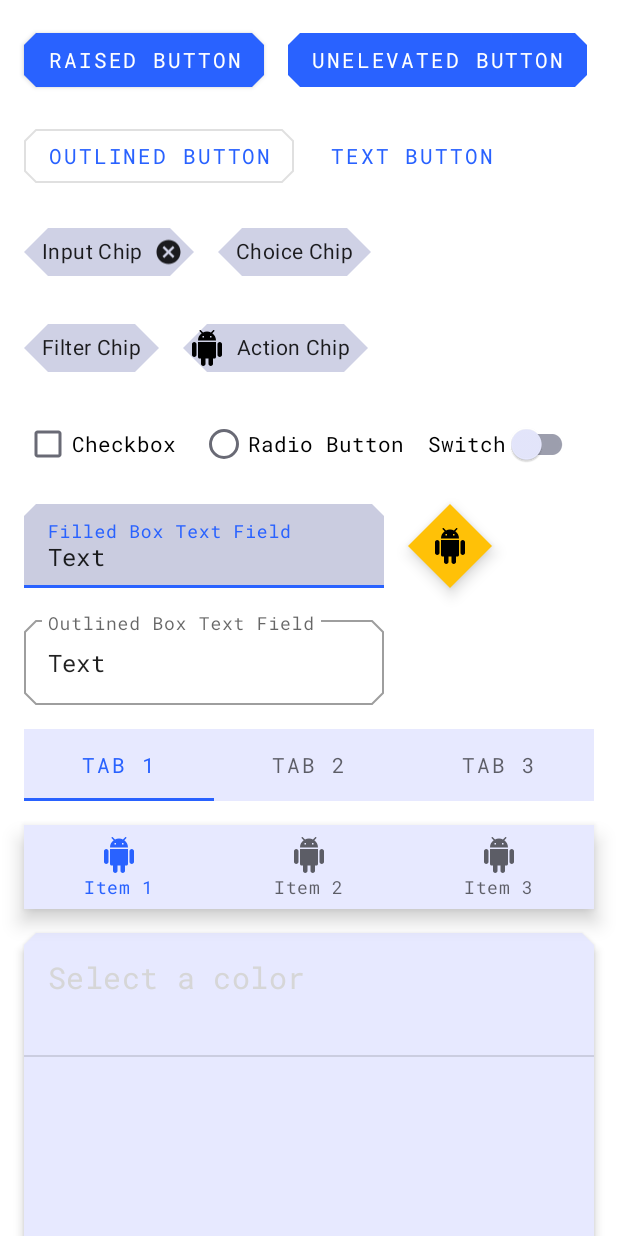
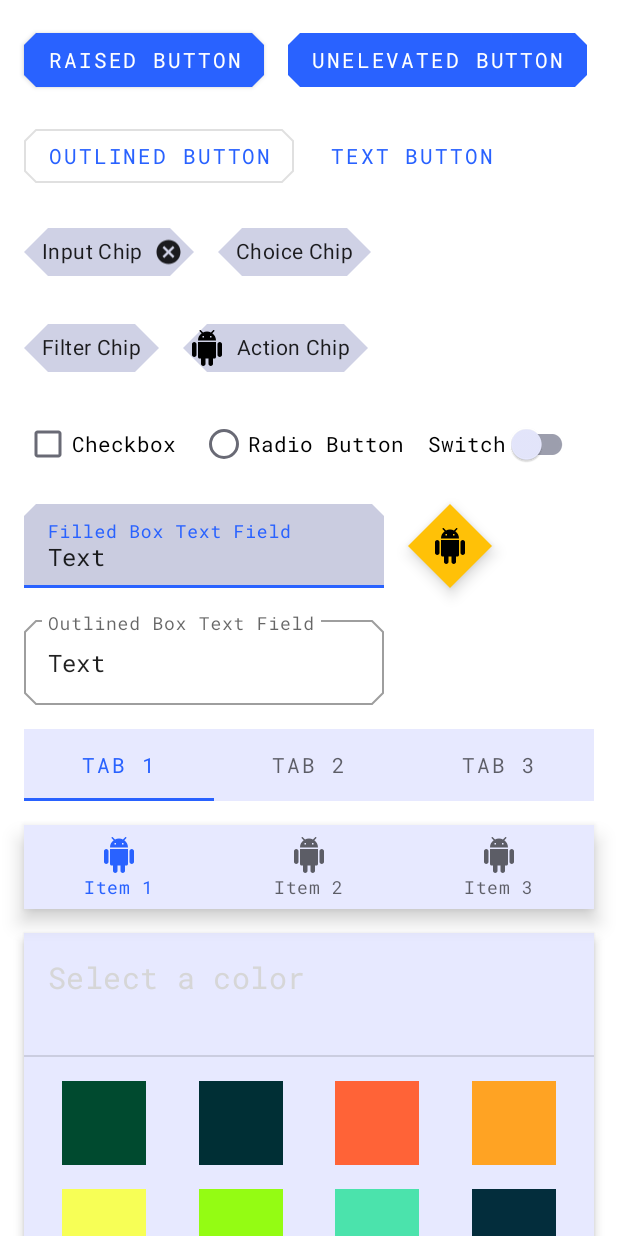
Before and after one commit to ricknout/android-mdc-custom-views, an Android app: the screen it shows after launch (MainActivity), on a phone screen of 412 x 824 dp. Run offline under Robolectric (Android 15) with nearby library versions, the phone set to English and light mode, and no system bars; 3 statements that could not run were skipped.

Commit message:
Add programmatic equivalents of ColorPickerView attrs

```diff
--- a/app/src/main/java/com/ricknout/materialthemingcustomviews/ColorPickerView.kt
+++ b/app/src/main/java/com/ricknout/materialthemingcustomviews/ColorPickerView.kt
@@ -9,6 +9,8 @@ import android.util.AttributeSet
 import android.view.LayoutInflater
 import android.view.View
 import android.view.ViewGroup
+import androidx.annotation.ColorInt
+import androidx.annotation.Dimension
 import androidx.constraintlayout.widget.ConstraintLayout
 import androidx.core.content.res.getColorStateListOrThrow
 import androidx.core.content.res.getDimensionOrThrow
@@ -21,6 +23,7 @@ import androidx.recyclerview.widget.DiffUtil
 import androidx.recyclerview.widget.ListAdapter
 import androidx.recyclerview.widget.RecyclerView
 import com.google.android.material.ripple.RippleUtils
+import com.google.android.material.shape.CornerFamily
 import com.google.android.material.shape.MaterialShapeDrawable
 import com.google.android.material.shape.ShapeAppearanceModel
 import kotlinx.android.synthetic.main.list_item_color_picker.view.*
@@ -42,6 +45,62 @@ class ColorPickerView @JvmOverloads constructor(context: Context, attrs: Attribu
             adapter.submitList(colorItems)
         }
 
+    var shapeAppearance = ShapeAppearanceModel()
+        set(value) {
+            field = value
+            materialShapeDrawable.shapeAppearanceModel = value
+        }
+
+    fun setShapeAppearance(@CornerFamily cornerFamily: Int, @Dimension cornerSize: Int) {
+        shapeAppearance = ShapeAppearanceModel().apply { setAllCorners(cornerFamily, cornerSize) }
+    }
+
+    fun setBackgroundTint(@ColorInt color: Int) {
+        backgroundTintList = ColorStateList.valueOf(color)
+    }
+
+    var titleTextColor = ColorStateList(emptyArray(), intArrayOf())
+        set(value) {
+            field = value
+            titleTextView.setTextColor(value)
+        }
+
+    fun setTitleTextColor(@ColorInt color: Int) {
+        titleTextColor = ColorStateList.valueOf(color)
+    }
+
+    var subtitleTextColor = ColorStateList(emptyArray(), intArrayOf())
+        set(value) {
+            field = value
+            subtitleTextView.setTextColor(value)
+        }
+
+    fun setSubtitleTextColor(@ColorInt color: Int) {
+        subtitleTextColor = ColorStateList.valueOf(color)
+    }
+
+    var itemShapeAppearance = ShapeAppearanceModel()
+        set(value) {
+            field = value
+            adapter.notifyItemRangeChanged(0, colors.size)
+        }
+
+    fun setItemShapeAppearance(@CornerFamily cornerFamily: Int) {
+        itemShapeAppearance = ShapeAppearanceModel().apply { setAllCorners(cornerFamily, ShapeAppearanceModel.PILL) }
+    }
+
+    var itemRippleColor = ColorStateList(emptyArray(), intArrayOf())
+        set(value) {
+            field = value
+            adapter.notifyItemRangeChanged(0, colors.size)
+        }
+
+    fun setItemRippleColor(@ColorInt color: Int) {
+        itemRippleColor = ColorStateList.valueOf(color)
+    }
+
+    private val materialShapeDrawable = MaterialShapeDrawable()
+
     private val adapter = Adapter()
 
     private var selectedColor: String? = null
@@ -52,10 +111,6 @@ class ColorPickerView @JvmOverloads constructor(context: Context, attrs: Attribu
             adapter.submitList(colorItems)
         }
 
-    private val materialShapeDrawable = MaterialShapeDrawable(context, attrs, R.attr.colorPickerStyle, R.style.AppColorPicker)
-    private lateinit var itemShapeAppearanceModel: ShapeAppearanceModel
-    private lateinit var itemRippleColor: ColorStateList
-
     init {
         inflate(context, R.layout.view_color_picker, this)
         colorsRecyclerView.adapter = adapter
@@ -64,20 +119,19 @@ class ColorPickerView @JvmOverloads constructor(context: Context, attrs: Attribu
             callback?.onPickColor(color)
             selectedColor = null
         }
+        background = materialShapeDrawable
+        materialShapeDrawable.initializeElevationOverlay(context)
         context.withStyledAttributes(attrs, R.styleable.ColorPickerView, defStyleAttr, R.style.AppColorPicker) {
-            val backgroundTint = getColorStateListOrThrow(R.styleable.ColorPickerView_backgroundTint)
+            val shapeAppearanceResId = getResourceIdOrThrow(R.styleable.ColorPickerView_shapeAppearance)
+            shapeAppearance = ShapeAppearanceModel(context, shapeAppearanceResId, 0)
+            backgroundTintList = getColorStateListOrThrow(R.styleable.ColorPickerView_android_backgroundTint)
             val elevation = getDimensionOrThrow(R.styleable.ColorPickerView_android_elevation)
-            val titleTextColor = getColorStateListOrThrow(R.styleable.ColorPickerView_titleTextColor)
-            val subtitleTextColor = getColorStateListOrThrow(R.styleable.ColorPickerView_subtitleTextColor)
+            setElevation(elevation)
+            titleTextColor = getColorStateListOrThrow(R.styleable.ColorPickerView_titleTextColor)
+            subtitleTextColor = getColorStateListOrThrow(R.styleable.ColorPickerView_subtitleTextColor)
             val itemShapeAppearanceResId = getResourceIdOrThrow(R.styleable.ColorPickerView_itemShapeAppearance)
-            itemShapeAppearanceModel = ShapeAppearanceModel(context, itemShapeAppearanceResId, 0)
+            itemShapeAppearance = ShapeAppearanceModel(context, itemShapeAppearanceResId, 0)
             itemRippleColor = getColorStateListOrThrow(R.styleable.ColorPickerView_itemRippleColor)
-            materialShapeDrawable.initializeElevationOverlay(context)
-            background = materialShapeDrawable
-            backgroundTintList = backgroundTint
-            setElevation(elevation)
-            titleTextView.setTextColor(titleTextColor)
-            subtitleTextView.setTextColor(subtitleTextColor)
         }
     }
 
@@ -106,7 +160,7 @@ class ColorPickerView @JvmOverloads constructor(context: Context, attrs: Attribu
             itemView.background = rippleDrawable
             itemView.isSelected = colorItem.selected
             val tintColor = Color.parseColor(colorItem.color)
-            val materialShapeDrawable = MaterialShapeDrawable(itemShapeAppearanceModel)
+            val materialShapeDrawable = MaterialShapeDrawable(itemShapeAppearance)
             itemView.colorView.background = materialShapeDrawable
             itemView.colorView.background.setTint(tintColor)
             itemView.colorView.doOnLayout { view ->
--- a/app/src/main/res/values/attrs.xml
+++ b/app/src/main/res/values/attrs.xml
@@ -5,7 +5,7 @@
 
     <declare-styleable name="ColorPickerView">
         <attr name="shapeAppearance" />
-        <attr name="backgroundTint" />
+        <attr name="android:backgroundTint" />
         <attr name="android:elevation" />
         <attr name="titleTextColor" />
         <attr name="subtitleTextColor" />
--- a/app/src/main/res/values/styles.xml
+++ b/app/src/main/res/values/styles.xml
@@ -51,7 +51,7 @@
 
     <style name="AppColorPicker">
         <item name="shapeAppearance">?attr/shapeAppearanceLargeComponent</item>
-        <item name="backgroundTint">?attr/colorSurface</item>
+        <item name="android:backgroundTint">?attr/colorSurface</item>
         <item name="android:elevation">4dp</item>
         <item name="titleTextColor">@color/mtrl_on_surface_emphasis_high_type</item>
         <item name="subtitleTextColor">@color/mtrl_on_surface_emphasis_medium</item>
```
